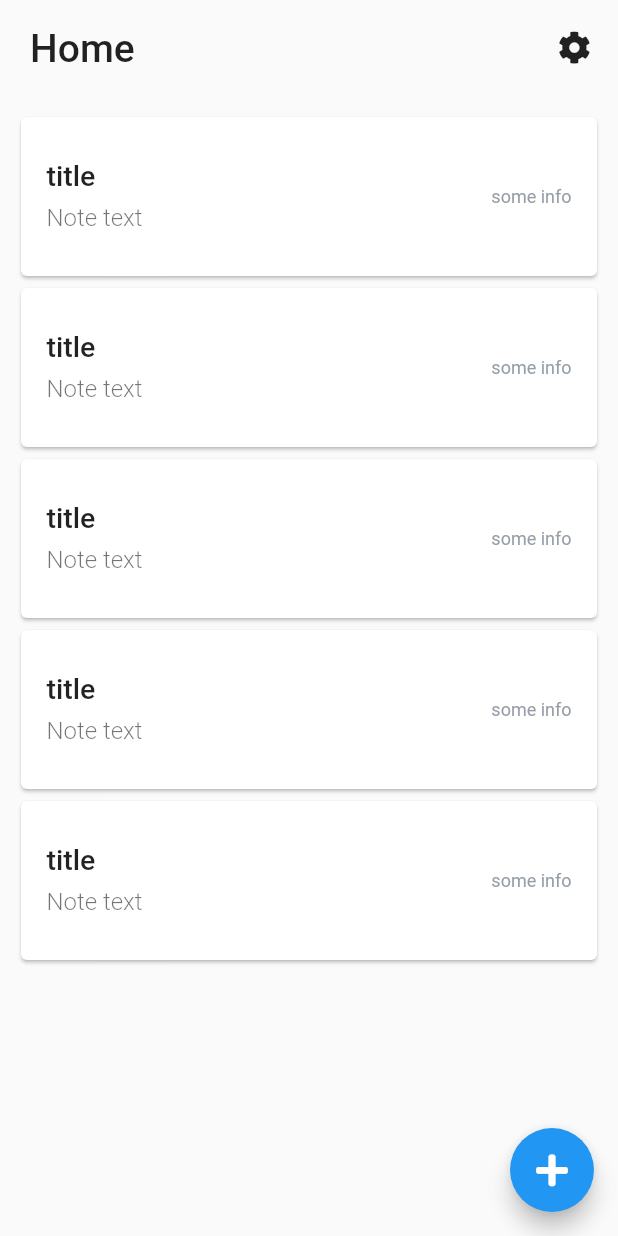
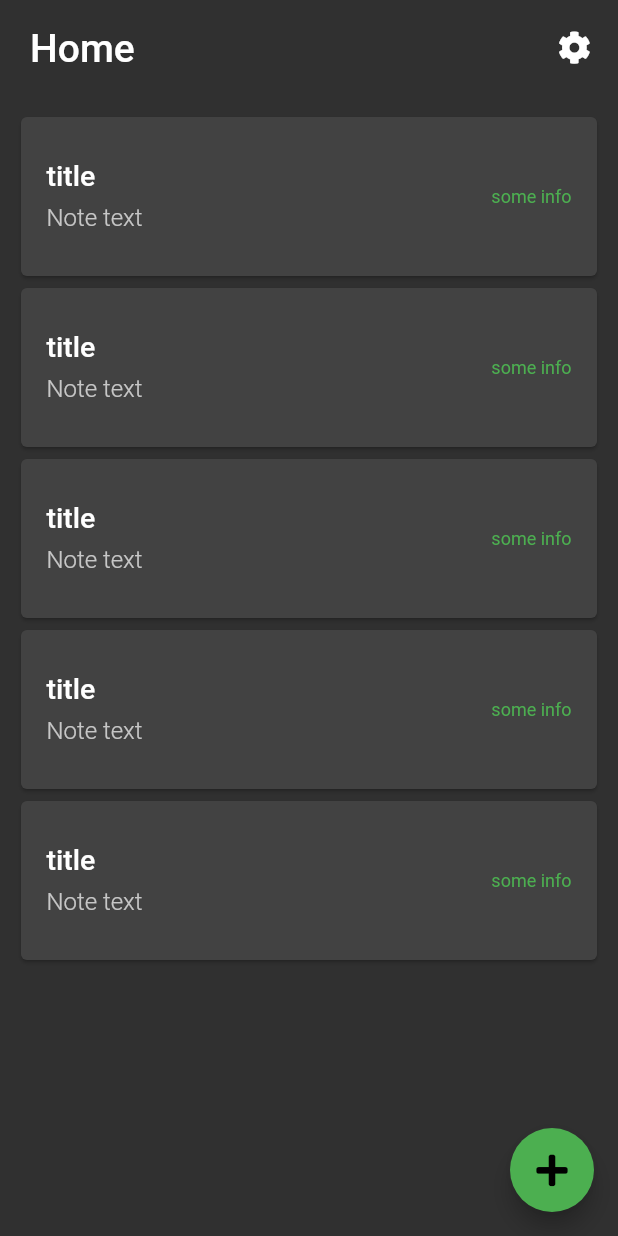
Before and after one commit to L3odr0id/flutter_notes_app, a Flutter app: the screen it shows after launch, on a phone screen of 412 x 824 dp. Run offline on Flutter 3.47's test engine with Material 2 defaults, Android fonts, the phone set to English and light mode, and no system bars; our stand-ins replace dynamic_theme, font_awesome_flutter.

Commit message:
UI + themes experiments

```diff
--- a/lib/data/theme.dart
+++ b/lib/data/theme.dart
@@ -1,5 +1,6 @@
 import 'package:flutter/material.dart';
 
+// For dark
 Color background = Color.fromARGB(255, 40, 42, 54);
 Color foreground = Color.fromARGB(255, 248, 248, 242);
 
@@ -8,9 +9,10 @@ ThemeData appThemeLight =  ThemeData.light().copyWith(
 
 ThemeData appThemeDark = ThemeData.dark().copyWith(
     primaryColor: foreground,
-    toggleableActiveColor: background,
-    accentColor: background,
-    buttonColor: background,
-    textSelectionColor: background,
-    textSelectionHandleColor: background,
+    accentColor: Colors.green,
     backgroundColor: background);
+
+ThemeData appThemeExperimental = ThemeData.dark().copyWith(
+    primaryColor: foreground,
+    accentColor: Colors.yellow,
+    backgroundColor: background);
--- a/lib/main.dart
+++ b/lib/main.dart
@@ -1,3 +1,4 @@
+import 'package:dynamic_theme/dynamic_theme.dart';
 import 'package:flutter/material.dart';
 
 import 'data/theme.dart';
@@ -8,16 +9,19 @@ void main() {
 }
 
 class MyApp extends StatelessWidget {
-  // This widget is the root of your application.
+
   @override
   Widget build(BuildContext context) {
-    return MaterialApp(
-      title: 'Flutter Demo',
-      theme: ThemeData(
-        primarySwatch: Colors.blue,
-        visualDensity: VisualDensity.adaptivePlatformDensity,
-      ),
-      home: HomeScreen(title: 'Flutter Demo Home Page'),
+    return DynamicTheme(
+        defaultBrightness: Brightness.light,
+        data: (brightness) => appThemeDark, //TODO Change theme: DynamicTheme.of(context).setThemeData(appThemeExperimental)
+        themedWidgetBuilder: (context, theme) {
+          return new MaterialApp(
+            title: 'Flutter Demo',
+            theme: theme,
+            home: HomeScreen(title: 'Flutter Demo Home Page'),
+          );
+        }
     );
   }
 }
--- a/lib/screens/home.dart
+++ b/lib/screens/home.dart
@@ -1,3 +1,4 @@
+import 'package:dynamic_theme/dynamic_theme.dart';
 import 'package:flutter/material.dart';
 import 'package:flutter/widgets.dart';
 import 'package:trpp/data/theme.dart';
@@ -5,10 +6,11 @@ import 'package:font_awesome_flutter/font_awesome_flutter.dart';
 import 'package:trpp/widgets/custom_alert_dialog.dart';
 
 import 'note_add.dart';
+import 'note_view.dart';
 import 'settings.dart';
 
 class HomeScreen extends StatefulWidget {
-  HomeScreen({Key key, this.title, changeTheme}) : super(key: key);
+  HomeScreen({Key key, this.title}) : super(key: key);
 
   final String title;
 
@@ -72,13 +74,13 @@ class CustomDismissible extends StatelessWidget {
     return Dismissible(
       key: ValueKey(index),
       direction: DismissDirection.endToStart,
-      child: Card(child: CustomListTile(index)),
+      child: Card(child: NoteListItem(index)),
       background: Padding(
         padding: EdgeInsets.only(right: 30),
         child: Align(
           alignment: Alignment.centerRight,
           child: Icon(FontAwesomeIcons.trashAlt,
-              color: Color(0xFFFA8182), size: 28),
+              color: Colors.red.shade500, size: 28),
         ),
       ),
       //TODO onDismissed:
@@ -104,8 +106,8 @@ class CustomListView extends StatelessWidget {
   }
 }
 
-class CustomListTile extends StatelessWidget {
-  CustomListTile(this.index);
+class NoteListItem extends StatelessWidget {
+  NoteListItem(this.index);
   final int index;
 
   @override
@@ -132,10 +134,11 @@ class CustomListTile extends StatelessWidget {
         style: TextStyle(
           fontSize: 12,
           fontWeight: FontWeight.w400,
-          color: Color(0xff959EA7),
+          color: Theme.of(context).accentColor,
         ),
       ),
-      //TODO onTap:
+      onTap: () => Navigator.push(context,
+          MaterialPageRoute(builder: (context) => ReadNoteScreen(index))),
       contentPadding: EdgeInsets.all(17),
       shape: RoundedRectangleBorder(borderRadius: BorderRadius.circular(10)),
     );
--- a/lib/screens/note_add.dart
+++ b/lib/screens/note_add.dart
@@ -8,6 +8,7 @@ class AddNoteScreen extends StatelessWidget {
     return Scaffold(
       body: SafeArea(
         child: Column(
+
         ),
       ),
     );
--- a/pubspec.yaml
+++ b/pubspec.yaml
@@ -23,8 +23,8 @@ environment:
 dependencies:
   flutter:
     sdk: flutter
-
   font_awesome_flutter: 8.11.0
+  dynamic_theme: ^1.0.1
 
 
   # The following adds the Cupertino Icons font to your application.
```
Also changed, not shown: lib/screens/note_view.dart (added, +49 -0 lines), pubspec.lock, 1 other file.
